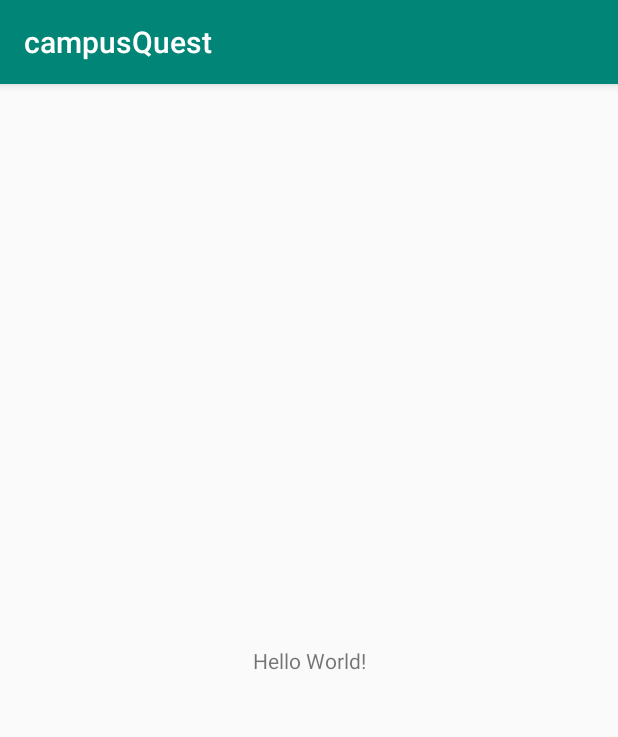
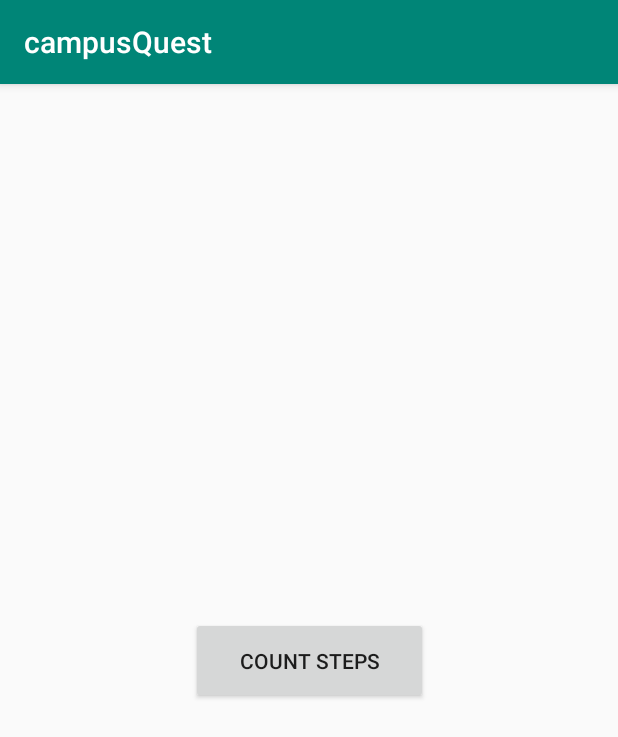
Before and after one commit to GavinFitzgerald94/campusQuest, an Android app: the screen it shows after launch (MainActivity), on a phone screen of 412 x 824 dp. Shown: the top 737 px of the screen. Run offline under Robolectric (Android 15) with nearby library versions, the phone set to English and light mode, and no system bars.

Commit message:
Added two activites

```diff
--- a/app/src/main/AndroidManifest.xml
+++ b/app/src/main/AndroidManifest.xml
@@ -16,6 +16,7 @@
                 <category android:name="android.intent.category.LAUNCHER" />
             </intent-filter>
         </activity>
+        <activity android:name=".DisplaySteps"></activity>
     </application>
 
 </manifest>
--- a/app/src/main/res/layout/activity_main.xml
+++ b/app/src/main/res/layout/activity_main.xml
@@ -6,13 +6,18 @@
     android:layout_height="match_parent"
     tools:context=".MainActivity">
 
-    <TextView
-        android:layout_width="wrap_content"
-        android:layout_height="wrap_content"
-        android:text="Hello World!"
+    <Button
+        android:id="@+id/button"
+        android:layout_width="158dp"
+        android:layout_height="58dp"
+        android:layout_marginStart="24dp"
+        android:layout_marginTop="24dp"
+        android:layout_marginEnd="24dp"
+        android:layout_marginBottom="24dp"
+        android:onClick="countSteps"
+        android:text="@string/clickSteps"
         app:layout_constraintBottom_toBottomOf="parent"
-        app:layout_constraintLeft_toLeftOf="parent"
-        app:layout_constraintRight_toRightOf="parent"
+        app:layout_constraintEnd_toEndOf="parent"
+        app:layout_constraintStart_toStartOf="parent"
         app:layout_constraintTop_toTopOf="parent" />
-
 </android.support.constraint.ConstraintLayout>
--- a/app/src/main/res/values/strings.xml
+++ b/app/src/main/res/values/strings.xml
@@ -1,3 +1,6 @@
 <resources>
     <string name="app_name">campusQuest</string>
+    <string name="clickSteps">Count Steps</string>
+    <string name="steps">0</string>
+    <string name="stepsToday">Steps Today</string>
 </resources>
```
Also changed, not shown: app/src/main/java/com/example/campusquest/DisplaySteps.java (added, +13 -0 lines), app/src/main/java/com/example/campusquest/MainActivity.java (+9 -0 lines), app/src/main/res/layout/display_steps.xml (added, +39 -0 lines).
